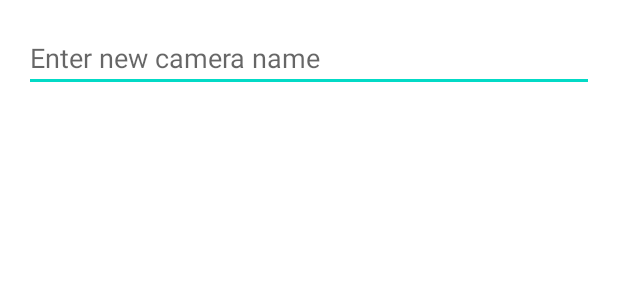
After one commit to harisj58/farmer-vision, an Android app: the layout camera_name_layout.xml on its own in the app's theme, with its tools: preview values and no code run, on a phone screen of 412 x 824 dp. The commit adds this screen. Shown: the top 300 px of the screen. Run offline under Robolectric (Android 15) with nearby library versions, the phone set to English and light mode, and no system bars.

Commit message:
integrated editing of camera name in camera mode

```diff
--- a/app/src/main/java/org/tensorflow/lite/examples/objectdetection/HomeActivity.java
+++ b/app/src/main/java/org/tensorflow/lite/examples/objectdetection/HomeActivity.java
@@ -45,7 +45,7 @@ public class HomeActivity extends AppCompatActivity {
         camList.setOnClickListener(new View.OnClickListener() {
             @Override
             public void onClick(View view) {
-                startActivity(new Intent(HomeActivity.this, Cameralist.class));
+                startActivity(new Intent(HomeActivity.this, CameraList.class));
             }
         });
 
--- /dev/null
+++ b/app/src/main/res/layout/camera_name_layout.xml
@@ -0,0 +1,13 @@
+<?xml version="1.0" encoding="utf-8"?>
+<RelativeLayout xmlns:android="http://schemas.android.com/apk/res/android"
+    android:layout_width="match_parent"
+    android:layout_height="match_parent"
+    android:padding="16dp">
+
+    <EditText
+        android:id="@+id/edit_cameraname"
+        android:layout_width="match_parent"
+        android:layout_height="wrap_content"
+        android:hint="Enter new camera name" />
+
+</RelativeLayout>
```
Also changed, not shown: app/src/main/java/org/tensorflow/lite/examples/objectdetection/CameraNameDialog.java (added, +61 -0 lines), app/src/main/java/org/tensorflow/lite/examples/objectdetection/MainActivity.kt (+38 -1 lines).
